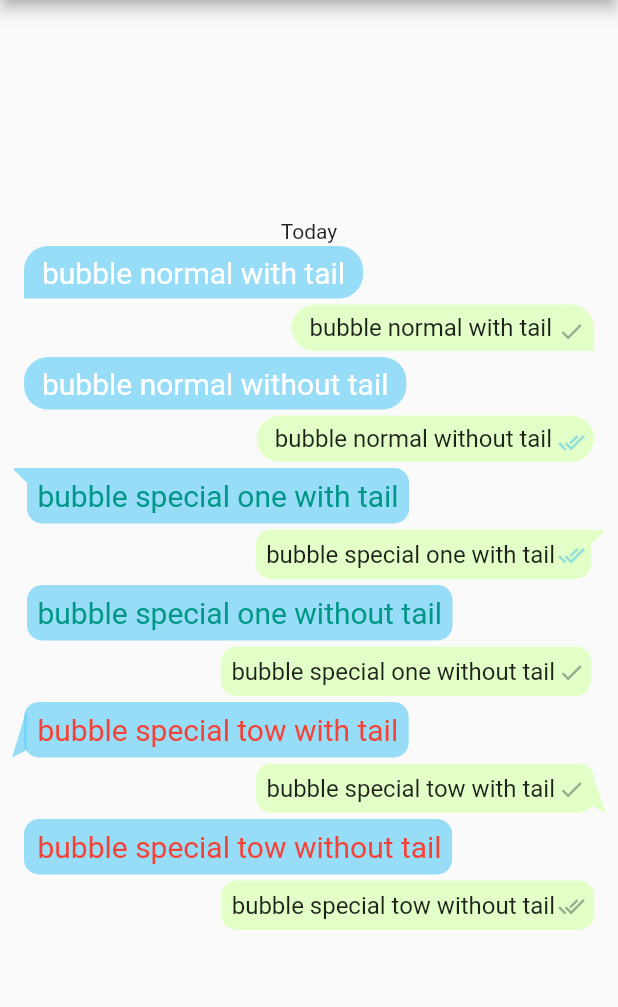
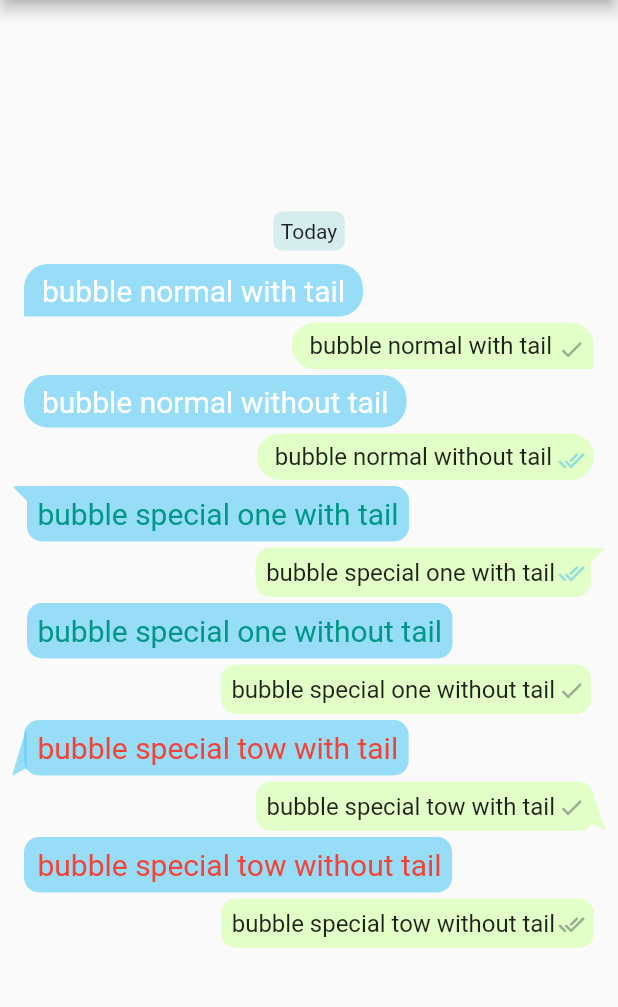
Before and after one commit to prahack/chat_bubbles, a Flutter app: the screen it shows after launch, on a phone screen of 412 x 824 dp, the part 84-1091 px from its top. Run offline on Flutter 3.47's test engine with Material 2 defaults, Android fonts, the phone set to English and light mode, and no system bars.

Commit message:
DateChip widget change color option

```diff
--- a/lib/date_chips/date_chip.dart
+++ b/lib/date_chips/date_chip.dart
@@ -1,25 +1,43 @@
 import 'package:chat_bubbles/algo/algo.dart';
 import 'package:flutter/cupertino.dart';
+import 'package:flutter/material.dart';
 
 ///[DateChip] use to show the date breakers on the chat view
+///[date] parameter is required
+///[color] parameter is optional default color code `8AD3D5`
 ///
 ///
-class DateChip extends StatelessWidget{
+class DateChip extends StatelessWidget {
   final DateTime date;
+  final Color color;
+
   ///
   ///
   ///
   const DateChip({
     Key? key,
     required this.date,
+    this.color = const Color(0x558AD3D5),
   }) : super(key: key);
   @override
   Widget build(BuildContext context) {
-    return Container(
-      child: Text(
-        Algo.dateChipText(date),
+    return Padding(
+      padding: const EdgeInsets.only(
+        top: 7,
+        bottom: 7,
+      ),
+      child: Container(
+        decoration: BoxDecoration(
+          borderRadius: BorderRadius.all(Radius.circular(6)),
+          color: color,
+        ),
+        child: Padding(
+          padding: const EdgeInsets.all(5.0),
+          child: Text(
+            Algo.dateChipText(date),
+          ),
+        ),
       ),
     );
   }
-
 }
```
